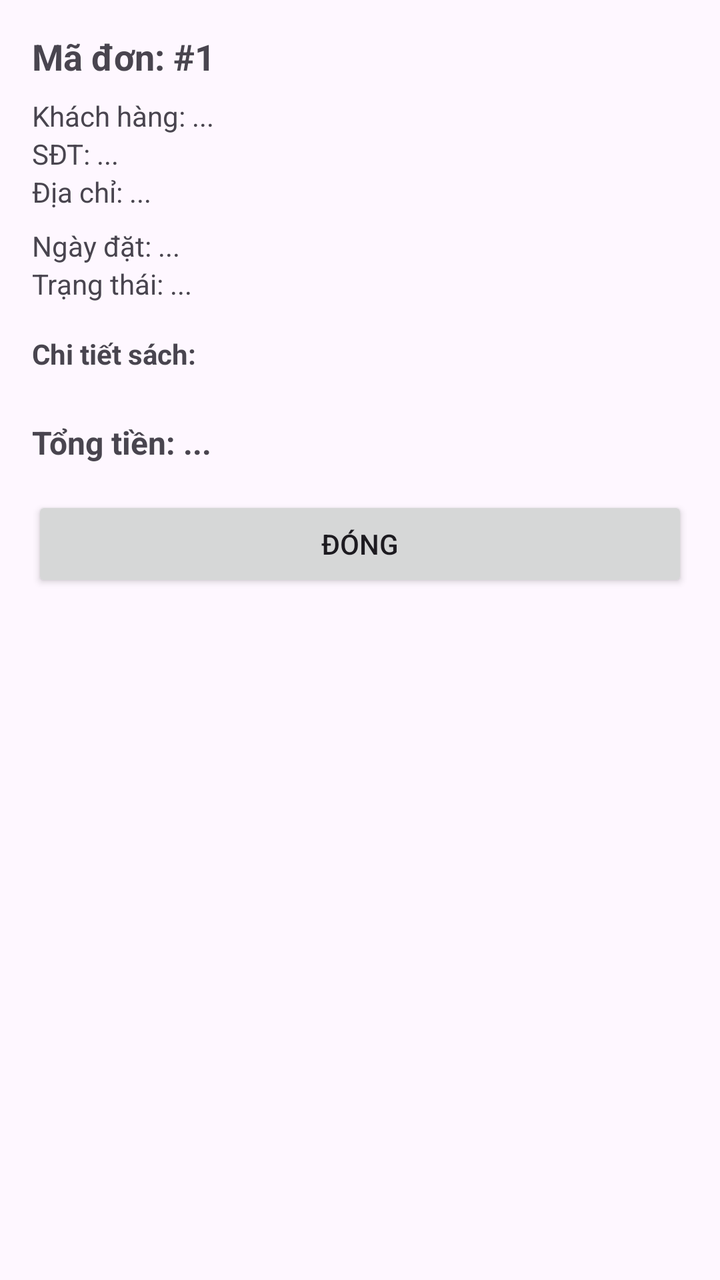
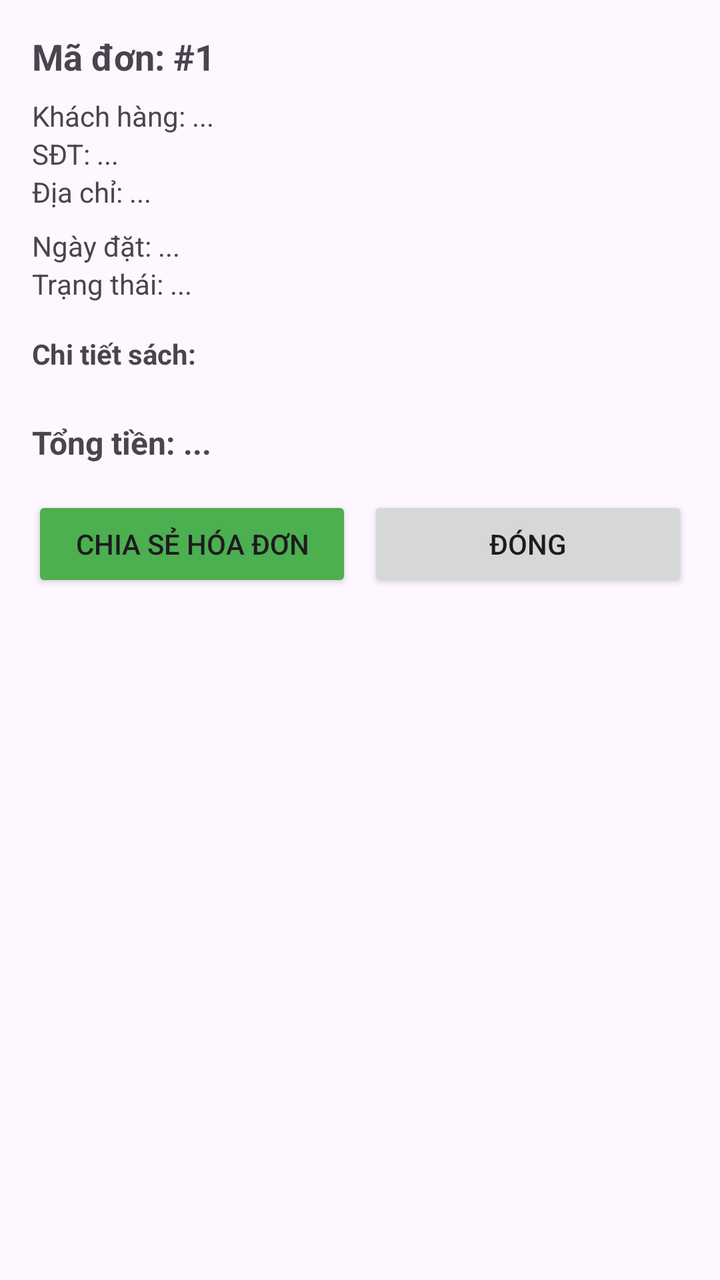

Compare the two renders of this Android layout. The source of the first and the diff that turns it into the second are given below.
<!-- AndroidManifest.xml: application theme Theme.BookApp -->
<!-- res/layout/dialog_order_detail.xml -->
<?xml version="1.0" encoding="utf-8"?>
<LinearLayout xmlns:android="http://schemas.android.com/apk/res/android"
    android:layout_width="match_parent"
    android:layout_height="wrap_content"
    android:orientation="vertical"
    android:padding="16dp">

    <TextView
        android:id="@+id/tvOrderId"
        android:layout_width="match_parent"
        android:layout_height="wrap_content"
        android:text="Mã đơn: #1"
        android:textSize="18sp"
        android:textStyle="bold" />

    <TextView
        android:id="@+id/tvCustomerName"
        android:layout_width="match_parent"
        android:layout_height="wrap_content"
        android:layout_marginTop="8dp"
        android:text="Khách hàng: ..." />

    <TextView
        android:id="@+id/tvCustomerPhone"
        android:layout_width="match_parent"
        android:layout_height="wrap_content"
        android:text="SĐT: ..." />

    <TextView
        android:id="@+id/tvCustomerAddress"
        android:layout_width="match_parent"
        android:layout_height="wrap_content"
        android:text="Địa chỉ: ..." />

    <TextView
        android:id="@+id/tvOrderDate"
        android:layout_width="match_parent"
        android:layout_height="wrap_content"
        android:layout_marginTop="8dp"
        android:text="Ngày đặt: ..." />

    <TextView
        android:id="@+id/tvOrderStatus"
        android:layout_width="match_parent"
        android:layout_height="wrap_content"
        android:text="Trạng thái: ..." />

    <TextView
        android:layout_width="match_parent"
        android:layout_height="wrap_content"
        android:layout_marginTop="16dp"
        android:text="Chi tiết sách:"
        android:textStyle="bold" />

    <androidx.recyclerview.widget.RecyclerView
        android:id="@+id/rvOrderItems"
        android:layout_width="match_parent"
        android:layout_height="wrap_content"
        android:layout_marginTop="8dp"
        android:maxHeight="300dp" />

    <TextView
        android:id="@+id/tvTotalAmount"
        android:layout_width="match_parent"
        android:layout_height="wrap_content"
        android:layout_marginTop="16dp"
        android:text="Tổng tiền: ..."
        android:textSize="16sp"
        android:textStyle="bold" />

    <Button
        android:id="@+id/btnClose"
        android:layout_width="match_parent"
        android:layout_height="wrap_content"
        android:layout_marginTop="16dp"
        android:text="Đóng" />

</LinearLayout>
<!-- resources referenced by this layout -->
<resources>
  <style name="Theme.BookApp" parent="Base.Theme.BookApp" />
  <style name="Base.Theme.BookApp" parent="Theme.Material3.DayNight.NoActionBar">
          
          
      </style>
</resources>

<!-- the commit's change to res/layout/dialog_order_detail.xml (unified diff, before → after) -->
@@ -68,11 +68,28 @@
         android:textSize="16sp"
         android:textStyle="bold" />
 
-    <Button
-        android:id="@+id/btnClose"
+    <LinearLayout
         android:layout_width="match_parent"
         android:layout_height="wrap_content"
-        android:layout_marginTop="16dp"
-        android:text="Đóng" />
+        android:orientation="horizontal"
+        android:layout_marginTop="16dp">
+
+        <Button
+            android:id="@+id/btnShareInvoice"
+            android:layout_width="0dp"
+            android:layout_height="wrap_content"
+            android:layout_weight="1"
+            android:text="Chia sẻ hóa đơn"
+            android:backgroundTint="#4CAF50"
+            android:layout_marginEnd="4dp" />
+
+        <Button
+            android:id="@+id/btnClose"
+            android:layout_width="0dp"
+            android:layout_height="wrap_content"
+            android:layout_weight="1"
+            android:text="Đóng"
+            android:layout_marginStart="4dp" />
+    </LinearLayout>
 
 </LinearLayout>
